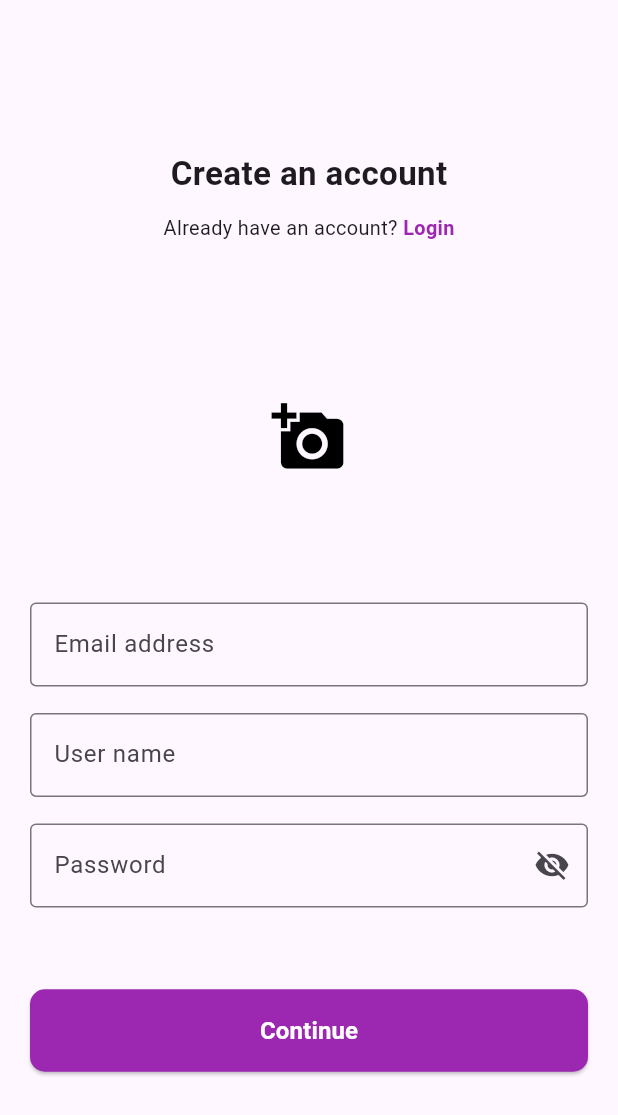
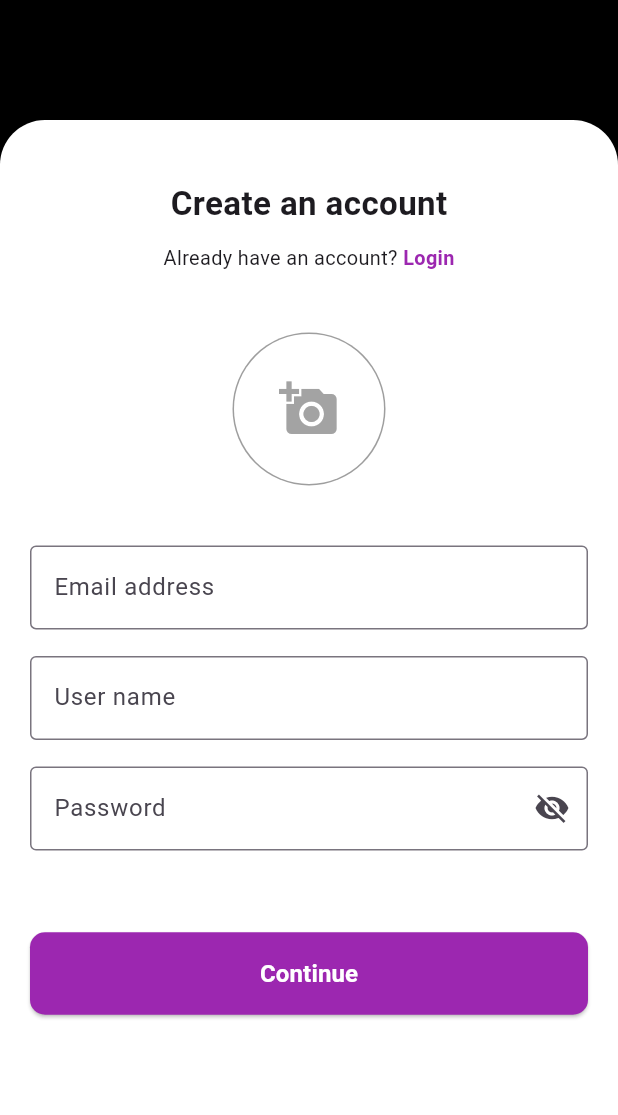
Before and after one commit to amanuelongithub/chatapp, a Flutter app: the screen it shows after launch, after a tap on "Signup", on a phone screen of 412 x 824 dp. Shown: the top 1115 px of the screen. Run offline on Flutter 3.47's test engine with Material 3 defaults, Android fonts, the phone set to English and light mode, and no system bars; our stand-ins replace cloud_firestore, firebase_auth, firebase_core, firebase_storage, flutter_screenutil, get and 2 more; accounts and stored records are empty.

```diff
--- a/lib/view/auth/login_page.dart
+++ b/lib/view/auth/login_page.dart
@@ -35,16 +35,24 @@ class _LoginPageState extends State<LoginPage> {
         );
       } else {
         return Scaffold(
-          body: Padding(
+          backgroundColor: Colors.black,
+          body: Container(
+            decoration: const BoxDecoration(
+                color: Colors.white,
+                borderRadius: BorderRadius.only(
+                    topLeft: Radius.circular(30),
+                    topRight: Radius.circular(30))),
             padding: const EdgeInsets.symmetric(horizontal: 20),
-            child: Column(
-              crossAxisAlignment: CrossAxisAlignment.center,
+            margin: const EdgeInsets.only(top: 80),
+            child: ListView(
               children: [
                 const SizedBox(height: 100),
-                Text(
-                  'Create an account',
-                  style:
-                      TextStyle(fontSize: 25.sp, fontWeight: FontWeight.bold),
+                Center(
+                  child: Text(
+                    'Welcome to Chat app',
+                    style:
+                        TextStyle(fontSize: 25.sp, fontWeight: FontWeight.bold),
+                  ),
                 ),
                 SizedBox(height: 12.h),
                 Row(
@@ -177,10 +185,11 @@ class _LoginPageState extends State<LoginPage> {
       );
 
       await FirebaseFirestoreService.updateUserData(
-        {'lastActive': DateTime.now()},
+        {'isOnline': true, 'lastActive': DateTime.now()},
       );
-
-      Navigator.pushReplacementNamed(context, HomePage.route);
+      if (mounted) {
+        Navigator.pushReplacementNamed(context, HomePage.route);
+      }
     } on FirebaseAuthException catch (e) {
       final snackBar = SnackBar(content: Text(e.message!));
       ScaffoldMessenger.of(context).showSnackBar(snackBar);
--- a/lib/view/auth/signup_page.dart
+++ b/lib/view/auth/signup_page.dart
@@ -35,17 +35,24 @@ class _SignUpPageState extends State<SignUpPage> {
         );
       } else {
         return Scaffold(
-          body: Padding(
+          backgroundColor: Colors.black,
+          body: Container(
+            decoration: const BoxDecoration(
+                color: Colors.white,
+                borderRadius: BorderRadius.only(
+                    topLeft: Radius.circular(30),
+                    topRight: Radius.circular(30))),
             padding: const EdgeInsets.symmetric(horizontal: 20),
-            child: SingleChildScrollView(
-              child: Column(
-                crossAxisAlignment: CrossAxisAlignment.center,
+            margin: const EdgeInsets.only(top: 80),
+            child: ListView(
               children: [
-                  const SizedBox(height: 100),
-                  Text(
+                const SizedBox(height: 40),
+                Center(
+                  child: Text(
                     'Create an account',
                     style:
                         TextStyle(fontSize: 25.sp, fontWeight: FontWeight.bold),
+                  ),
                 ),
                 SizedBox(height: 12.h),
                 Row(
@@ -68,8 +75,7 @@ class _SignUpPageState extends State<SignUpPage> {
                     ),
                   ],
                 ),
-                  const SizedBox(height: 20),
-                  const SizedBox(height: 60),
+                const SizedBox(height: 40),
                 GestureDetector(
                   onTap: () async {
                     final pickedImage = await pickImage();
@@ -81,16 +87,19 @@ class _SignUpPageState extends State<SignUpPage> {
                           backgroundImage: MemoryImage(file!),
                         )
                       : const CircleAvatar(
+                          radius: 51,
+                          backgroundColor: Colors.grey,
+                          child: CircleAvatar(
                             radius: 50,
-                            backgroundColor: Colors.transparent,
+                            backgroundColor: Colors.white,
                             child: Icon(
                               Icons.add_a_photo,
-                              size: 50,
-                              color: Colors.black,
+                              size: 40,
+                              color: Color.fromARGB(255, 163, 163, 163),
                             ),
                           ),
                         ),
-                  const SizedBox(height: 20),
+                ),
                 const SizedBox(height: 40),
                 Form(
                   key: _formKey,
@@ -202,8 +211,8 @@ class _SignUpPageState extends State<SignUpPage> {
                         }
                       },
                     )),
+                const SizedBox(height: 20),
               ],
-              ),
             ),
           ),
         );
--- a/lib/view/home_page.dart
+++ b/lib/view/home_page.dart
@@ -44,6 +44,7 @@ class _HomePageState extends State<HomePage> with WidgetsBindingObserver {
         FirebaseFirestoreService.updateUserData({'isOnline': false});
         break;
       case AppLifecycleState.hidden:
+        break;
     }
   }
 
@@ -55,6 +56,7 @@ class _HomePageState extends State<HomePage> with WidgetsBindingObserver {
 
   @override
   Widget build(BuildContext context) {
+    Get.find<HomepageController>().fetchAllUsers();
     return GetBuilder<HomepageController>(builder: (_) {
       if (_.isLoading) {
         return const Scaffold(
--- a/pubspec.yaml
+++ b/pubspec.yaml
@@ -39,6 +39,7 @@ dependencies:
   get: ^4.6.6
   image_picker: ^1.1.2
   timeago: ^3.7.0
+  cached_network_image: ^3.3.1
 
 dev_dependencies:
   flutter_lints: ^3.0.0
```
Also changed, not shown: lib/controller/homepage_controller.dart (+9 -2 lines), lib/view/chat_page.dart (+12 -4 lines), lib/view/widgets/custome_appbar.dart (+57 -24 lines), pubspec.lock, 1 other file. Lines whose indentation alone changed are shown as unchanged.
